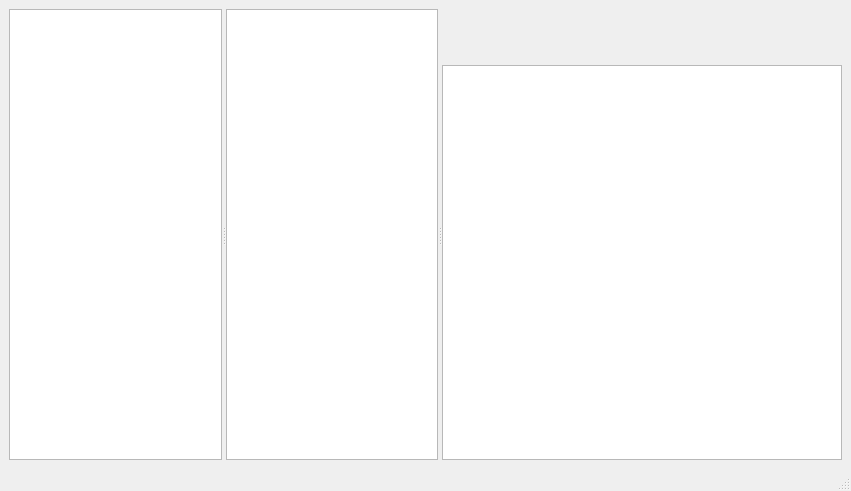
Chenyichen12/WaifuStudio, file src/ui/mainwindow.ui: the form before one commit.
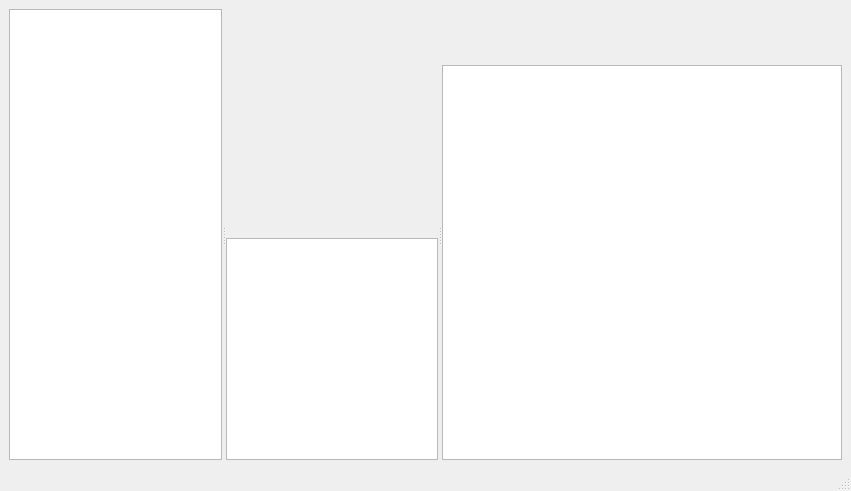
The form after the commit. Custom widgets are drawn as their Qt base class.

What changed in the file:
```diff
--- a/src/ui/mainwindow.ui
+++ b/src/ui/mainwindow.ui
@@ -14,14 +14,42 @@
             <string>MainWindow</string>
         </property>
         <widget class="QWidget" name="centralwidget">
-            <layout class="QHBoxLayout" name="horizontalLayout">
+   <layout class="QVBoxLayout" name="verticalLayout_2">
                 <item>
                     <widget class="QSplitter" name="splitter">
                         <property name="orientation">
                             <enum>Qt::Horizontal</enum>
                         </property>
                         <widget class="views::LayerTreeView" name="controllerTree"/>
+      <widget class="QWidget" name="centerPanel" native="true">
+       <layout class="QVBoxLayout" name="verticalLayout_3" stretch="0,0">
+        <property name="leftMargin">
+         <number>0</number>
+        </property>
+        <property name="topMargin">
+         <number>0</number>
+        </property>
+        <property name="rightMargin">
+         <number>0</number>
+        </property>
+        <property name="bottomMargin">
+         <number>0</number>
+        </property>
+        <item>
+         <widget class="QWidget" name="toolWidget" native="true">
+          <property name="sizePolicy">
+           <sizepolicy hsizetype="Expanding" vsizetype="Expanding">
+            <horstretch>0</horstretch>
+            <verstretch>0</verstretch>
+           </sizepolicy>
+          </property>
+         </widget>
+        </item>
+        <item>
                         <widget class="QListView" name="listView"/>
+        </item>
+       </layout>
+      </widget>
                         <widget class="QWidget" name="layoutWidget">
                             <layout class="QVBoxLayout" name="verticalLayout">
                                 <item>
```
Left out of the diff: 4 changed lines with no effect on the pictures. Lines whose indentation alone changed are shown as unchanged.
